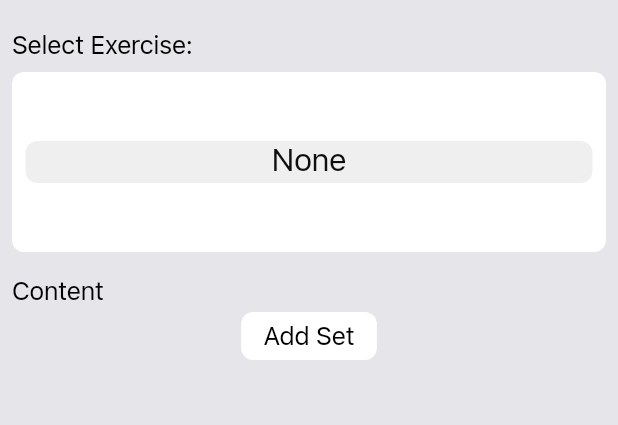
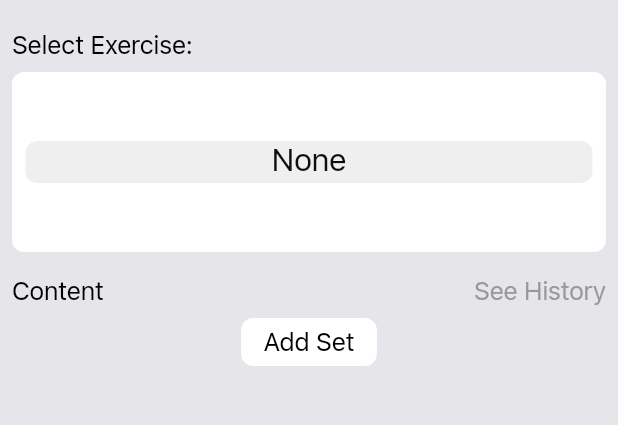
Before and after one commit to panupongv/lift-log-mobile, a Flutter app: the WorkoutScreen screen opened directly with empty values, on a phone screen of 412 x 824 dp, the part 48-473 px from its top. Run offline on Flutter 3.47's test engine with Material 2 defaults, Android fonts, the phone set to English and light mode, and no system bars; our stand-ins replace dartz, shared_preferences; accounts and stored records are empty.

Commit message:
#4: Added history button, blocked when exercise not selected

```diff
--- a/lib/utils/styles.dart
+++ b/lib/utils/styles.dart
@@ -84,20 +84,14 @@ abstract class Styles {
   }
 
   static TextStyle navigationBarTitle(context) => TextStyle(
-        fontFamily: 'SFPro',
+        fontFamily: _defaultFontFamily,
         fontSize: 17,
         color: _defaultText(context),
       );
 
-  static TextStyle navigationBarTextActive(context) => TextStyle(
-        fontFamily: 'SFPro',
-        color: activeColor(context),
-        fontSize: 17,
-      );
-
-  static TextStyle navigationBarTextInactive(context) => TextStyle(
-        fontFamily: 'SFPro',
-        color: _dynamicGrey(context),
+  static TextStyle navigationBarText(context, {isActive = true}) => TextStyle(
+        fontFamily: _defaultFontFamily,
+        color: isActive ? activeColor(context) : inactiveColor(context),
         fontSize: 17,
       );
 
@@ -122,12 +116,16 @@ abstract class Styles {
       fontSize: 17,
       color: _defaultText(context));
 
-  static TextStyle sessionPageInfo(context) => TextStyle(
+  // Session Edit Screen TextStyles
+
+  static TextStyle editSessionLabels(context) => TextStyle(
       fontFamily: _defaultFontFamily,
       fontSize: 17,
       color: _defaultText(context));
 
-  static TextStyle editSessionLabels(context) => TextStyle(
+  // Session Screen TextStyles
+
+  static TextStyle sessionPageInfo(context) => TextStyle(
       fontFamily: _defaultFontFamily,
       fontSize: 17,
       color: _defaultText(context));
@@ -143,6 +141,8 @@ abstract class Styles {
       fontSize: 14,
       color: _dynamicGrey(context));
 
+  // Workout Screen TextStyles
+
   static TextStyle workoutScreenLabels(context) => TextStyle(
       fontFamily: _defaultFontFamily,
       fontSize: 17,
@@ -152,6 +152,11 @@ abstract class Styles {
       fontFamily: _defaultFontFamily,
       fontSize: 21,
       color: _defaultText(context));
+
+  static TextStyle historyButton(context, isActive) => TextStyle(
+      fontFamily: _defaultFontFamily,
+      fontSize: 17,
+      color: isActive ? activeColor(context) : inactiveColor(context));
 
   static TextStyle contentRowLabel(context) => TextStyle(
       fontFamily: _defaultFontFamily,
--- a/lib/widgets/log/workout_screen.dart
+++ b/lib/widgets/log/workout_screen.dart
@@ -6,6 +6,7 @@ import 'package:liftlogmobile/models/session.dart';
 import 'package:liftlogmobile/models/workout.dart';
 import 'package:liftlogmobile/services/api_service.dart';
 import 'package:liftlogmobile/utils/styles.dart';
+import 'package:liftlogmobile/widgets/log/workout_history_screen.dart';
 import 'package:liftlogmobile/widgets/shared/navigation_bar_text.dart';
 import 'package:liftlogmobile/widgets/shared/quick_dialog.dart';
 
@@ -75,7 +76,10 @@ class _ContentRow extends StatelessWidget {
                 ),
                 Padding(
                   padding: const EdgeInsets.only(left: 4, right: 12),
-                  child: Text("kg", style: Styles.contentRowLabel(context),),
+                  child: Text(
+                    "kg",
+                    style: Styles.contentRowLabel(context),
+                  ),
                 ),
                 Padding(
                   padding: const EdgeInsets.only(left: 4, top: 4, bottom: 4),
@@ -92,7 +96,10 @@ class _ContentRow extends StatelessWidget {
                 ),
                 Padding(
                   padding: const EdgeInsets.only(left: 4, right: 8),
-                  child: Text("reps", style: Styles.contentRowLabel(context),),
+                  child: Text(
+                    "reps",
+                    style: Styles.contentRowLabel(context),
+                  ),
                 ),
               ],
             ),
@@ -254,10 +261,11 @@ class _WorkoutScreenState extends State<WorkoutScreen> {
         await showCupertinoDialog(
           context: context,
           builder: (buildContext) => quickAlertDialog(
-              buildContext,
-              "Error Saving",
-              "Please fill in the valid details for each set.",
-              "Dismiss"),
+            buildContext,
+            "Error Saving",
+            "Please fill in the valid details for each set.",
+            "Dismiss",
+          ),
         );
         setState(() {
           _saving = false;
@@ -279,8 +287,12 @@ class _WorkoutScreenState extends State<WorkoutScreen> {
       } else {
         showCupertinoDialog(
           context: context,
-          builder: (buildContext) => quickAlertDialog(buildContext,
-              "Error Saving", "Failed to save the session.", "Dismiss"),
+          builder: (buildContext) => quickAlertDialog(
+            buildContext,
+            "Error Saving",
+            "Failed to save the session.",
+            "Dismiss",
+          ),
         );
       }
 
@@ -307,12 +319,42 @@ class _WorkoutScreenState extends State<WorkoutScreen> {
           scrollController: widget._scrollController,
           itemExtent: 28,
           onSelectedItemChanged: (int selectedIndex) {
-            widget._selectedIndex = selectedIndex;
+            setState(() {
+              widget._selectedIndex = selectedIndex;
+            });
+            print(widget._selectedIndex);
           },
           children:
               widget._exercises.map((e) => _exercisePickerItem(e)).toList(),
         ),
       ),
+    );
+  }
+
+  Widget _contentLabel() => Padding(
+        padding: const EdgeInsets.only(left: 8),
+        child: Text("Content", style: Styles.workoutScreenLabels(context)),
+      );
+
+  Widget _historyButton() {
+    bool available = widget._selectedIndex != 0;
+    return GestureDetector(
+      child: Padding(
+        padding: const EdgeInsets.only(right: 8),
+        child: Text("See History",
+            style: Styles.historyButton(context, available)),
+      ),
+      onTap: () async {
+        if (!available) return;
+
+        print(widget._session.getDateInDatabaseFormat());
+        print(widget._exercises[widget._selectedIndex].id);
+        print(widget._exercises[widget._selectedIndex].name);
+
+        CupertinoPageRoute historyPageRoute = CupertinoPageRoute(
+            builder: (BuildContext context) => WorkoutHistoryScreen());
+        await Navigator.push(context, historyPageRoute);
+      },
     );
   }
 
@@ -376,12 +418,14 @@ class _WorkoutScreenState extends State<WorkoutScreen> {
               ),
             ),
             _exercisePicker(),
-            Align(
-              alignment: Alignment.centerLeft,
-              child: Padding(
-                padding: const EdgeInsets.only(left: 8, top: 8),
-                child:
-                    Text("Content", style: Styles.workoutScreenLabels(context)),
+            Padding(
+              padding: const EdgeInsets.only(top: 8, bottom: 4),
+              child: Row(
+                mainAxisAlignment: MainAxisAlignment.spaceBetween,
+                children: [
+                  _contentLabel(),
+                  _historyButton(),
+                ],
               ),
             ),
             Expanded(
@@ -390,7 +434,6 @@ class _WorkoutScreenState extends State<WorkoutScreen> {
                       _rows.length,
                       (int index) => _rows[index],
                     ) +
-                    //children: _rows.map((e){return (Widget)e;}).toList() +
                     <Widget>[_addSetButton()],
               ),
             ),
--- a/lib/widgets/shared/navigation_bar_text.dart
+++ b/lib/widgets/shared/navigation_bar_text.dart
@@ -15,9 +15,7 @@ Widget navigationBarTextButton(
   return GestureDetector(
     child: Text(
       text,
-      style: isActive
-          ? Styles.navigationBarTextActive(context)
-          : Styles.navigationBarTextInactive(context),
+      style: Styles.navigationBarText(context, isActive: isActive),
     ),
     onTap: () {
       if (isActive) {
```
Also changed, not shown: lib/widgets/log/workout_history_screen.dart (added, +20 -0 lines).
